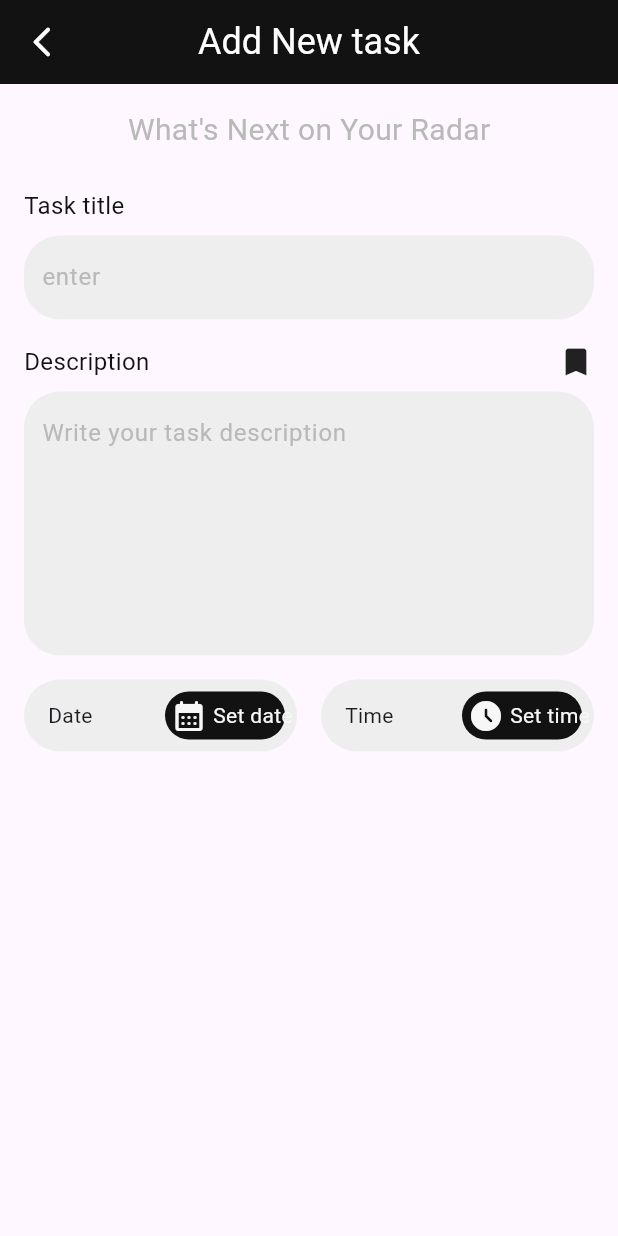
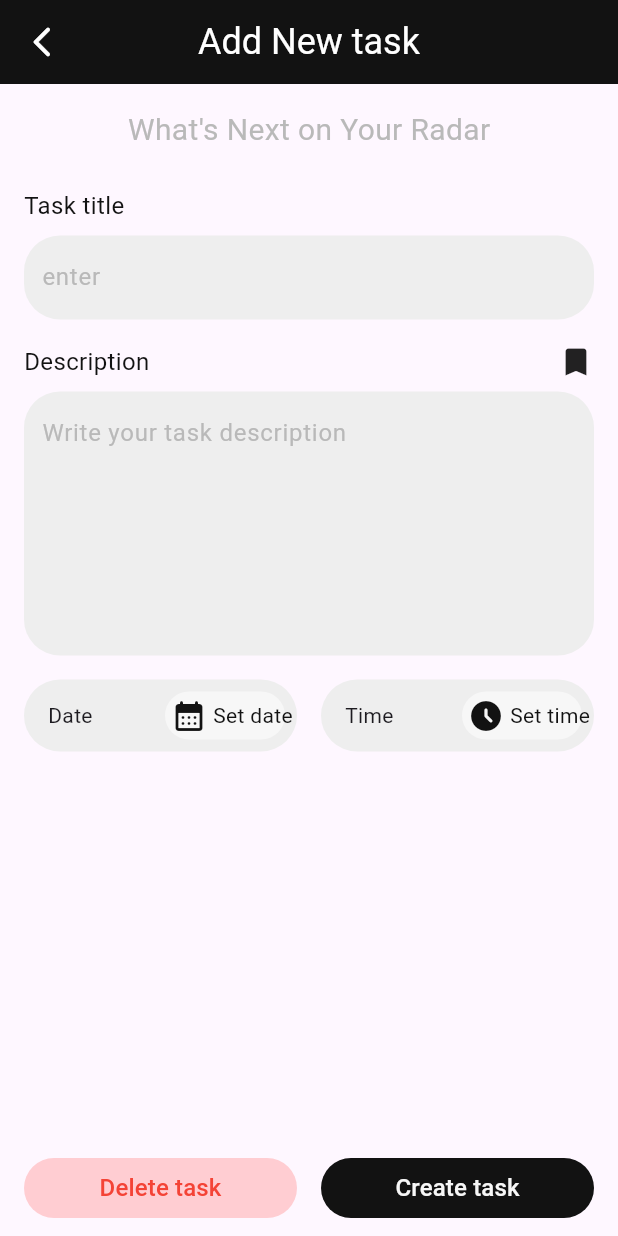
Before and after one commit to mukt-SPEC/claro, a Flutter app: the screen it shows after launch, after a tap on the "add" icon, on a phone screen of 412 x 824 dp. Run offline on Flutter 3.47's test engine with Material 3 defaults, Android fonts, the phone set to English and light mode, and no system bars; our stand-ins replace google_fonts, hive, hive_flutter; missing offline and left inert: flutter_cupertino_date_picker_fork; accounts and stored records are empty; Roboto replaces fonts that are missing (Afacad).

Commit message:
updated todo logic

```diff
--- /dev/null
+++ b/lib/data/hive_data_store.dart
@@ -0,0 +1,28 @@
+import 'package:flutter/foundation.dart';
+import 'package:hive_flutter/hive_flutter.dart';
+
+import '../model/todo_model.dart';
+
+class HiveDataStore {
+  static const tasksBox = 'tasksBox';
+  final Box<Tasks> box = Hive.box<Tasks>(tasksBox);
+  Future<void> addTask(Tasks task) async {
+    await box.put(task.id, task);
+  }
+
+  Future<Tasks?> getTask(String id) async {
+    return box.get(id);
+  }
+
+  Future<void> updateTask(Tasks task) async {
+    await task.save();
+  }
+
+  Future<void> deleteTask(Tasks task) async {
+    await task.delete();
+  }
+
+  ValueListenable<Box<Tasks>> tasksListenable() {
+    return box.listenable();
+  }
+}
--- a/lib/main.dart
+++ b/lib/main.dart
@@ -1,3 +1,4 @@
+import 'package:claro/data/hive_data_store.dart';
 import 'package:claro/views/home/widget/home.dart';
 import 'package:claro/model/todo_model.dart';
 import 'package:flutter/material.dart';
@@ -7,7 +8,10 @@ late Box todoBox;
 void main() async {
   await Hive.initFlutter();
   Hive.registerAdapter<Tasks>(TasksAdapter());
-  todoBox = await Hive.openBox<Tasks>('tasks');
+  var todoBox = await Hive.openBox<Tasks>(HiveDataStore.tasksBox);
+  todoBox.values.forEach((task) {
+    if (task.creationTime!.day != DateTime.now().day) {}
+  });
   runApp(MyApp());
 }
 
--- a/lib/views/home/widget/home.dart
+++ b/lib/views/home/widget/home.dart
@@ -22,7 +22,7 @@ class HomePage extends StatefulWidget {
 }
 
 class _HomePageState extends State<HomePage> {
-  final List<String> tasks = ['1', '2'];
+  final List<String> tasks = [];
   @override
   Widget build(BuildContext context) {
     return Scaffold(
--- a/lib/views/tasks/task_view.dart
+++ b/lib/views/tasks/task_view.dart
@@ -46,6 +46,11 @@ class _TaskViewState extends State<TaskView> {
           child: SizedBox(
             width: double.infinity,
             height: double.infinity,
+            child: Column(
+              mainAxisAlignment: MainAxisAlignment.spaceBetween,
+              children: [
+                Expanded(
+                  child: SingleChildScrollView(
                     child: Column(
                       children: [
                         SizedBox(height: 16),
@@ -105,28 +110,34 @@ class _TaskViewState extends State<TaskView> {
                                   child: Align(
                                     alignment: Alignment.centerLeft,
                                     child: Row(
-                              mainAxisAlignment: MainAxisAlignment.spaceBetween,
+                                      mainAxisAlignment:
+                                          MainAxisAlignment.spaceBetween,
                                       children: [
-                                Text('Date', style: GoogleFonts.afacad()),
+                                        Text(
+                                          'Date',
+                                          style: GoogleFonts.afacad(),
+                                        ),
                                         Container(
                                           padding: EdgeInsets.all(4),
                                           width: 80,
                                           //height: 40,
                                           decoration: BoxDecoration(
-                                    color: AppColor.primary,
-                                    borderRadius: BorderRadius.circular(20),
+                                            color: AppColor.secondary,
+                                            borderRadius: BorderRadius.circular(
+                                              20,
+                                            ),
                                           ),
                                           child: Row(
                                             spacing: 4,
                                             children: [
                                               Icon(
                                                 Icons.calendar_month_rounded,
-                                        color: AppColor.secondary,
+                                                color: AppColor.primary,
                                               ),
                                               Text(
                                                 'Set date',
                                                 style: GoogleFonts.afacad(
-                                          color: AppColor.secondary,
+                                                  color: AppColor.primary,
                                                 ),
                                               ),
                                             ],
@@ -167,28 +178,35 @@ class _TaskViewState extends State<TaskView> {
                                   child: Align(
                                     alignment: Alignment.centerLeft,
                                     child: Row(
-                              mainAxisAlignment: MainAxisAlignment.spaceBetween,
+                                      mainAxisAlignment:
+                                          MainAxisAlignment.spaceBetween,
                                       children: [
-                                Text('Time', style: GoogleFonts.afacad()),
+                                        Text(
+                                          'Time',
+                                          style: GoogleFonts.afacad(),
+                                        ),
                                         Container(
                                           padding: EdgeInsets.all(4),
                                           width: 80,
                                           //height: 40,
                                           decoration: BoxDecoration(
-                                    color: AppColor.primary,
-                                    borderRadius: BorderRadius.circular(20),
+                                            color: AppColor.secondary,
+                                            borderRadius: BorderRadius.circular(
+                                              20,
+                                            ),
                                           ),
                                           child: Row(
                                             spacing: 4,
                                             children: [
                                               Icon(
-                                        Icons.access_time_filled_rounded,
-                                        color: AppColor.secondary,
+                                                Icons
+                                                    .access_time_filled_rounded,
+                                                color: AppColor.primary,
                                               ),
                                               Text(
                                                 'Set time',
                                                 style: GoogleFonts.afacad(
-                                          color: AppColor.secondary,
+                                                  color: AppColor.primary,
                                                 ),
                                               ),
                                             ],
@@ -206,6 +224,64 @@ class _TaskViewState extends State<TaskView> {
                     ),
                   ),
                 ),
+
+                Column(
+                  children: [
+                    SizedBox(height: 8),
+                    Row(
+                      spacing: 16,
+                      children: [
+                        Expanded(
+                          child: ElevatedButton(
+                            onPressed: () {},
+                            style: ElevatedButton.styleFrom(
+                              backgroundColor: Colors.red.shade100,
+                              elevation: 0,
+                              shape: RoundedRectangleBorder(
+                                borderRadius: BorderRadius.circular(24),
+                              ),
+                            ),
+
+                            child: Text(
+                              'Delete task',
+                              style: GoogleFonts.afacad(
+                                fontSize: 16,
+                                color: Colors.red,
+                                fontWeight: FontWeight.w500,
+                              ),
+                            ),
+                          ),
+                        ),
+                        Expanded(
+                          child: ElevatedButton(
+                            onPressed: () {},
+                            style: ElevatedButton.styleFrom(
+                              backgroundColor: AppColor.primary,
+                              elevation: 0,
+                              shape: RoundedRectangleBorder(
+                                borderRadius: BorderRadius.circular(24),
+                              ),
+                            ),
+
+                            child: Text(
+                              'Create task',
+                              style: GoogleFonts.afacad(
+                                fontSize: 16,
+                                color: AppColor.secondary,
+                                fontWeight: FontWeight.w500,
+                              ),
+                            ),
+                          ),
+                        ),
+                      ],
+                    ),
+                    SizedBox(height: 8),
+                  ],
+                ),
+              ],
+            ),
+          ),
+        ),
       ),
     );
   }
```
Also changed, not shown: lib/model/todo_model.dart (+19 -6 lines), lib/model/todo_model.g.dart. Lines whose indentation alone changed are shown as unchanged.
